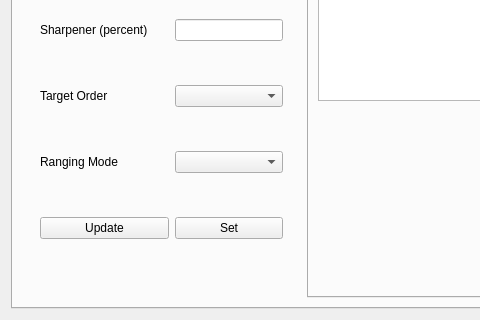
First picture: the form in tools/gui/ui/slamdeck_tab.ui, repository victorhook/slamdeck, before the edit; both pictures show x 0 to 480 and y 403 to 723 of the 946 by 723 pixel window.
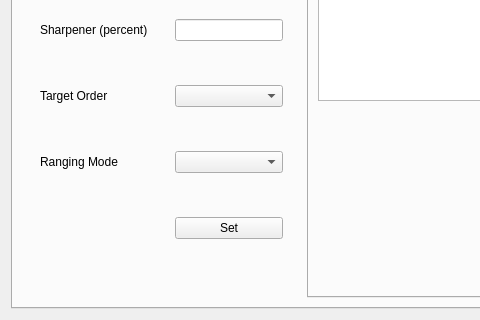
Second picture: the form after the edit. The open tabs and pages were chosen to show the change.

Patch:
```diff
--- a/tools/gui/ui/slamdeck_tab.ui
+++ b/tools/gui/ui/slamdeck_tab.ui
@@ -395,13 +395,6 @@
                  </property>
                 </widget>
                </item>
-               <item row="9" column="0">
-                <widget class="QPushButton" name="btnUpdateConfig">
-                 <property name="text">
-                  <string>Update</string>
-                 </property>
-                </widget>
-               </item>
               </layout>
              </widget>
             </item>
```
Left out of the diff: 2 changed lines with no effect on the pictures.
